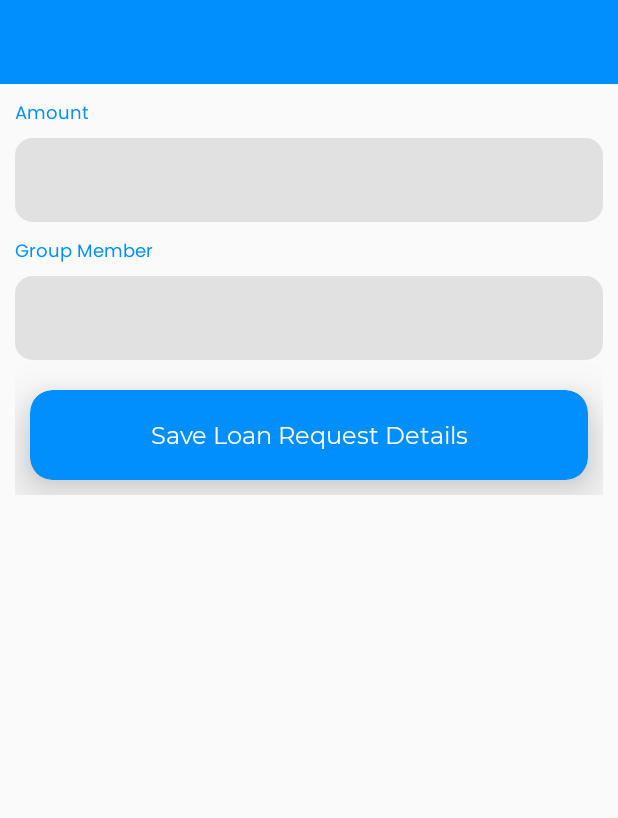
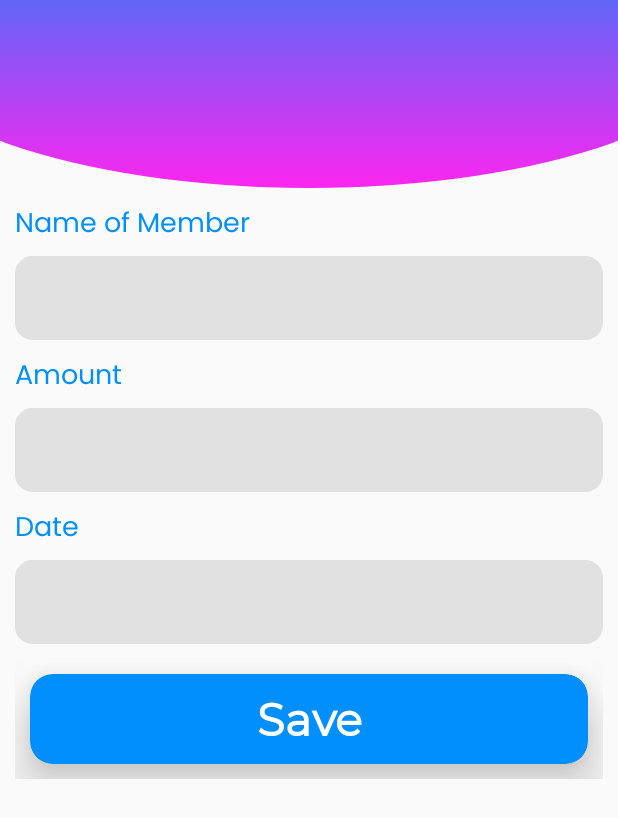
Before and after one commit to Yosefe27/DiscoverAgric, an Android app: the layout activity_new_loan_request.xml on its own in the app's theme, with its tools: preview values and no code run, on a phone screen of 412 x 824 dp. Shown: the top 818 px of the screen. Run offline under Robolectric (Android 15) with nearby library versions, the phone set to English and light mode, and no system bars; network calls fail.

Commit message:
User Interface still being worked on

```diff
--- a/app/src/main/res/layout/activity_new_loan_request.xml
+++ b/app/src/main/res/layout/activity_new_loan_request.xml
@@ -1,4 +1,5 @@
 <?xml version="1.0" encoding="utf-8"?>
+
 <LinearLayout xmlns:android="http://schemas.android.com/apk/res/android"
     xmlns:app="http://schemas.android.com/apk/res-auto"
     xmlns:tools="http://schemas.android.com/tools"
@@ -6,12 +7,20 @@
     android:layout_height="wrap_content"
     android:orientation="vertical"
     tools:context=".MainActivity">
-<include layout="@layout/toolbar"/>
+
+
+    <androidx.appcompat.widget.Toolbar
+        android.id="@+id/toolbar"
+        android:layout_width="match_parent"
+        android:layout_height="125dp"
+        android:background="@drawable/toolbar_header" />
     <ScrollView
         android:layout_width="match_parent"
         android:layout_height="wrap_content"
         android:layout_marginBottom="56dp"
         android:scrollbars="none">
+
+
 
         <LinearLayout
             android:layout_width="match_parent"
@@ -19,9 +28,6 @@
             android:layout_marginStart="10dp"
             android:layout_marginEnd="10dp"
             android:orientation="vertical">
-
-
-
 
             <LinearLayout
                 android:layout_width="match_parent"
@@ -33,8 +39,35 @@
                     android:layout_height="wrap_content"
                     android:layout_marginTop="10dp"
                     android:fontFamily="@font/poppins_regular"
+                    android:text="Name of Member"
+                    android:textSize="18sp" />
+
+                <TextView
+                    android:id="@+id/select_member"
+                    style="@style/modifiedEditText"
+                    android:layout_marginTop="5dp"
+                    android:background="@drawable/ic_edit_bg"
+                    android:fontFamily="@font/poppins_regular"
+                    android:gravity="center_vertical"
+                    android:maxLines="1"
+                    android:paddingStart="5dp"
+                    android:paddingEnd="5dp" />
+
+            </LinearLayout>
+
+            <LinearLayout
+                android:layout_width="match_parent"
+                android:layout_height="wrap_content"
+                android:orientation="vertical">
+
+
+                <TextView
+                    android:layout_width="match_parent"
+                    android:layout_height="wrap_content"
+                    android:layout_marginTop="10dp"
+                    android:fontFamily="@font/poppins_regular"
                     android:text="Amount"
-                    android:textSize="12sp" />
+                    android:textSize="18sp" />
 
                 <EditText
                     android:id="@+id/amount"
@@ -52,33 +85,36 @@
 
             </LinearLayout>
 
+
             <LinearLayout
                 android:layout_width="match_parent"
                 android:layout_height="wrap_content"
                 android:orientation="vertical">
+
 
                 <TextView
                     android:layout_width="match_parent"
                     android:layout_height="wrap_content"
                     android:layout_marginTop="10dp"
                     android:fontFamily="@font/poppins_regular"
-                    android:text="Group Member"
-                    android:textSize="12sp" />
+                    android:text="Date"
+                    android:textSize="18sp" />
 
-                <TextView
-                    android:id="@+id/select_member"
+                <EditText
+                    android:id="@+id/date_picker_actions"
                     style="@style/modifiedEditText"
                     android:layout_marginTop="5dp"
                     android:background="@drawable/ic_edit_bg"
                     android:fontFamily="@font/poppins_regular"
                     android:gravity="center_vertical"
+                    android:hint=""
+                    android:imeOptions="actionNext"
+                    android:inputType="phone"
                     android:maxLines="1"
                     android:paddingStart="5dp"
                     android:paddingEnd="5dp" />
 
             </LinearLayout>
-
-
 
 
 
@@ -102,10 +138,13 @@
                     android:layout_height="50dp"
                     android:layout_gravity="center"
                     android:gravity="center"
-                    android:text="Save Loan Request Details"
+                    android:text="Save"
+                    android:textStyle="bold"
                     android:textColor="@color/white"
-                    android:textSize="16sp" />
+                    android:textSize="30sp" />
             </androidx.cardview.widget.CardView>
+
+
         </LinearLayout>
     </ScrollView>
 
```
Also changed, not shown: app/src/main/res/layout/activity_new_member.xml (+13 -8 lines), app/src/main/res/layout/activity_new_payments.xml (+37 -4 lines).
